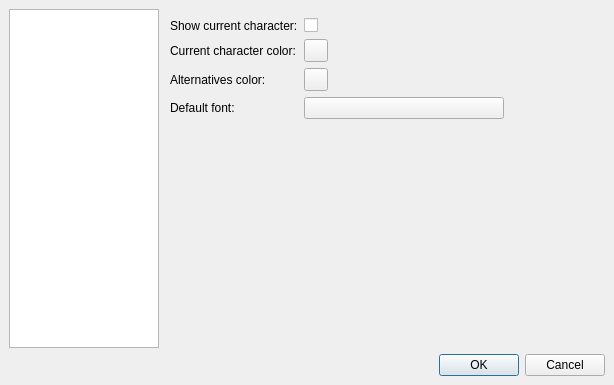
Before: the Qt Designer form gui/dialogs/settings.ui in uliss/quneiform, drawn with Qt 5.
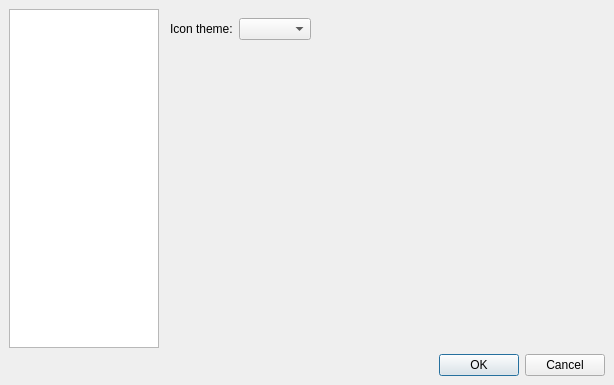
After: the same form once the commit is applied. Custom widgets are drawn as their Qt base class.

Commit message: Theme select support added

The edit to the form file:
```diff
--- a/gui/dialogs/settings.ui
+++ b/gui/dialogs/settings.ui
@@ -70,6 +70,27 @@
          <property name="currentIndex">
           <number>0</number>
          </property>
+         <widget class="QWidget" name="lookSettings">
+          <layout class="QVBoxLayout" name="verticalLayout_1">
+           <item>
+            <layout class="QFormLayout" name="formLayout">
+             <property name="fieldGrowthPolicy">
+              <enum>QFormLayout::FieldsStayAtSizeHint</enum>
+             </property>
+             <item row="0" column="0">
+              <widget class="QLabel" name="themesLabel">
+               <property name="text">
+                <string>Icon theme:</string>
+               </property>
+              </widget>
+             </item>
+             <item row="0" column="1">
+              <widget class="QComboBox" name="themesList"/>
+             </item>
+            </layout>
+           </item>
+          </layout>
+         </widget>
          <widget class="QWidget" name="editorSettings">
           <layout class="QVBoxLayout" name="verticalLayout_2">
            <item>
```
The commit also changes 6 other files.
